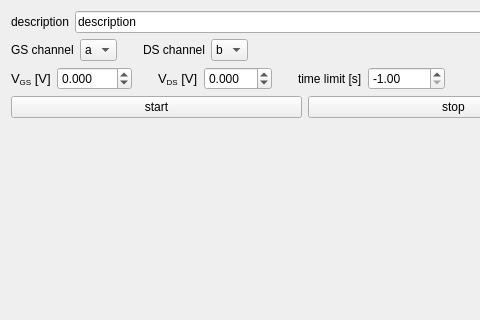
This is experiments/current_vs_time.ui in dean-nanomol/nanomol as Qt 5 draws it before an edit; both pictures show x 0 to 480 and y 0 to 320 of the 610 by 633 pixel window. The edited form follows.
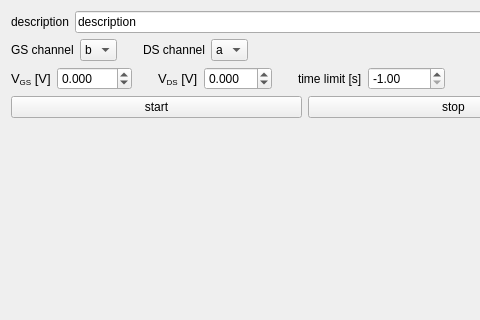
This is the edited form.

Commit message: change channel defaults

```diff
--- a/experiments/current_vs_time.ui
+++ b/experiments/current_vs_time.ui
@@ -44,7 +44,7 @@
      <item>
       <widget class="QComboBox" name="ch_GS_comboBox">
        <property name="currentIndex">
-        <number>0</number>
+        <number>1</number>
        </property>
        <item>
         <property name="text">
@@ -84,7 +84,7 @@
      <item>
       <widget class="QComboBox" name="ch_DS_comboBox">
        <property name="currentIndex">
-        <number>1</number>
+        <number>0</number>
        </property>
        <item>
         <property name="text">
```
